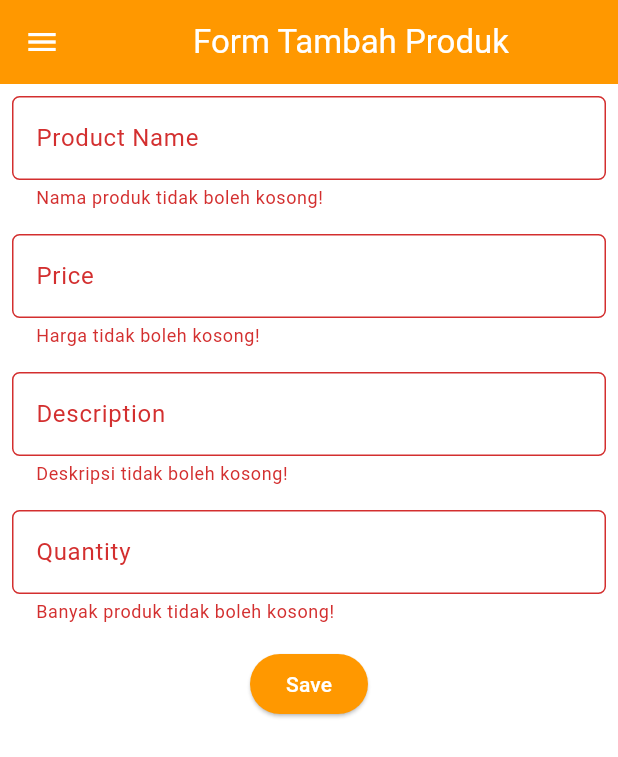
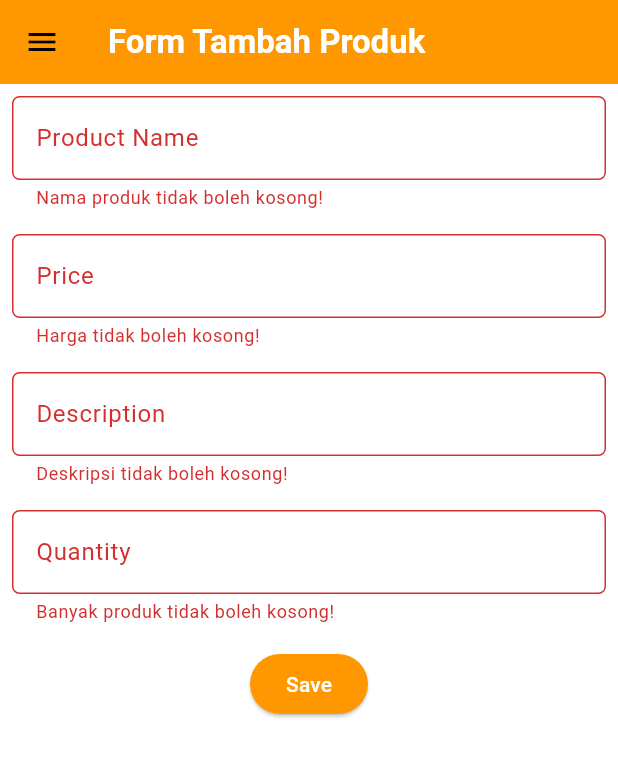
Before and after one commit to nobeljb/ship-shop-mobile, a Flutter app: the ProductFormPage screen opened directly, after a tap on "Save", on a phone screen of 412 x 824 dp. Shown: the top 757 px of the screen. Run offline on Flutter 3.47's test engine with Material 3 defaults, Android fonts, the light colour scheme and no system bars; missing offline and left inert: pbp_django_auth.

Commit message:
integrasi dengan django

```diff
--- /dev/null
+++ b/lib/models/product.dart
@@ -0,0 +1,65 @@
+// To parse this JSON data, do
+//
+//     final product = productFromJson(jsonString);
+
+import 'dart:convert';
+
+List<Product> productFromJson(String str) => List<Product>.from(json.decode(str).map((x) => Product.fromJson(x)));
+
+String productToJson(List<Product> data) => json.encode(List<dynamic>.from(data.map((x) => x.toJson())));
+
+class Product {
+    String model;
+    String pk;
+    Fields fields;
+
+    Product({
+        required this.model,
+        required this.pk,
+        required this.fields,
+    });
+
+    factory Product.fromJson(Map<String, dynamic> json) => Product(
+        model: json["model"],
+        pk: json["pk"],
+        fields: Fields.fromJson(json["fields"]),
+    );
+
+    Map<String, dynamic> toJson() => {
+        "model": model,
+        "pk": pk,
+        "fields": fields.toJson(),
+    };
+}
+
+class Fields {
+    int user;
+    String name;
+    int price;
+    String description;
+    int quantity;
+
+    Fields({
+        required this.user,
+        required this.name,
+        required this.price,
+        required this.description,
+        required this.quantity,
+    });
+
+    factory Fields.fromJson(Map<String, dynamic> json) => Fields(
+        user: json["user"],
+        name: json["name"],
+        price: json["price"],
+        description: json["description"],
+        quantity: json["quantity"],
+    );
+
+    Map<String, dynamic> toJson() => {
+        "user": user,
+        "name": name,
+        "price": price,
+        "description": description,
+        "quantity": quantity,
+    };
+}
--- a/lib/screens/product_form.dart
+++ b/lib/screens/product_form.dart
@@ -1,4 +1,9 @@
+import 'dart:convert';
+
 import 'package:flutter/material.dart';
+import 'package:pbp_django_auth/pbp_django_auth.dart';
+import 'package:provider/provider.dart';
+import 'package:ship_shop/screens/menu.dart';
 import 'package:ship_shop/widgets/left_drawer.dart';
 
 class ProductFormPage extends StatefulWidget {
@@ -18,15 +23,18 @@
 
   @override
   Widget build(BuildContext context) {
+    final request = context.watch<CookieRequest>();
+
     return Scaffold(
       appBar: AppBar(
-        title: const Center(
-          child: Text(
-            'Form Tambah Produk',
+         title: Text("Form Tambah Produk",
+          style: const TextStyle(
+              color: Colors.white,
+              fontWeight: FontWeight.bold,
+            ),
           ),
-        ),
-        backgroundColor: Theme.of(context).colorScheme.primary,
-        foregroundColor: Colors.white,
+          // Warna latar belakang AppBar diambil dari skema warna tema aplikasi.
+          backgroundColor: Theme.of(context).colorScheme.primary,
       ),
       drawer: const LeftDrawer(),
       body: Form(
@@ -96,7 +104,7 @@
                   ),
                   onChanged: (String? value) {
                     setState(() {
-                      _name = value!;
+                      _description = value!;
                     });
                   },
                   validator: (String? value) {
@@ -119,7 +127,7 @@
                   ),
                   onChanged: (String? value) {
                     setState(() {
-                      _price = int.tryParse(value!) ?? 0;
+                      _quantity = int.tryParse(value!) ?? 0;
                     });
                   },
                   validator: (String? value) {
@@ -142,37 +150,36 @@
                       backgroundColor: WidgetStateProperty.all(
                           Theme.of(context).colorScheme.primary),
                     ),
-                    onPressed: () {
-                      if (_formKey.currentState!.validate()) {
-                        showDialog(
-                          context: context,
-                          builder: (context) {
-                            return AlertDialog(
-                              title: const Text('Mood berhasil tersimpan'),
-                              content: SingleChildScrollView(
-                                child: Column(
-                                  crossAxisAlignment: CrossAxisAlignment.start,
-                                  children: [
-                                    Text('Mood: $_name'),
-                                    Text('Mood: $_price'),
-                                    Text('Mood: $_description'),
-                                    Text('Mood: $_quantity'),
-                                  ],
-                                ),
-                              ),
-                              actions: [
-                                TextButton(
-                                  child: const Text('OK'),
-                                  onPressed: () {
-                                    Navigator.pop(context);
-                                    _formKey.currentState!.reset();
-                                  },
-                                ),
-                              ],
+                    onPressed: () async {
+                        if (_formKey.currentState!.validate()) {
+                            final response = await request.postJson(
+                                "http://127.0.0.1:8000/create-flutter/",
+                                jsonEncode(<String, String>{
+                                    'name': _name,
+                                    'price': _price.toString(),
+                                    'description': _description,
+                                    'quantity': _quantity.toString(),
+                                }),
                             );
-                          },
-                        );
-                      }
+                            if (context.mounted) {
+                                if (response['status'] == 'success') {
+                                    ScaffoldMessenger.of(context)
+                                        .showSnackBar(const SnackBar(
+                                    content: Text("Product baru berhasil disimpan!"),
+                                    ));
+                                    Navigator.pushReplacement(
+                                        context,
+                                        MaterialPageRoute(builder: (context) => MyHomePage()),
+                                    );
+                                } else {
+                                    ScaffoldMessenger.of(context)
+                                        .showSnackBar(const SnackBar(
+                                        content:
+                                            Text("Terdapat kesalahan, silakan coba lagi."),
+                                    ));
+                                }
+                            }
+                        }
                     },
                     child: const Text(
                       "Save",
--- a/lib/widgets/left_drawer.dart
+++ b/lib/widgets/left_drawer.dart
@@ -1,4 +1,5 @@
 import 'package:flutter/material.dart';
+import 'package:ship_shop/screens/list_product.dart';
 import 'package:ship_shop/screens/menu.dart';
 import 'package:ship_shop/screens/product_form.dart';
 
@@ -27,7 +28,7 @@
                 ),
                 Padding(padding: EdgeInsets.all(8)),
                 Text(
-                  "Ayo beli kapal disini!",
+                  "Ayo jual kapal disini!",
                   textAlign: TextAlign.center,
                   style: TextStyle(
                     fontSize: 15,
@@ -62,6 +63,18 @@
                   ));
             },
           ),
+          ListTile(
+              leading: const Icon(Icons.add_reaction_rounded),
+              title: const Text('Daftar Mood'),
+              onTap: () {
+                // Route menu ke halaman mood
+                Navigator.pushReplacement(
+                  context,
+                  MaterialPageRoute(
+                    builder: (context) => ProductPage(),
+                  ));
+              },
+          ),
         ],
       ),
     );
--- a/pubspec.yaml
+++ b/pubspec.yaml
@@ -35,6 +35,9 @@
   # The following adds the Cupertino Icons font to your application.
   # Use with the CupertinoIcons class for iOS style icons.
   cupertino_icons: ^1.0.8
+  provider: ^6.1.2
+  pbp_django_auth: ^0.4.0
+  http: ^1.2.2
 
 dev_dependencies:
   flutter_test:
```
Also changed, not shown: lib/main.dart (+11 -3 lines), lib/screens/list_product.dart (added, +102 -0 lines), lib/screens/login.dart (added, +177 -0 lines), lib/screens/product_detail.dart (added, +54 -0 lines), lib/screens/register.dart (added, +162 -0 lines), lib/widgets/mood_card.dart (+36 -1 lines), pubspec.lock, 2 other files.
